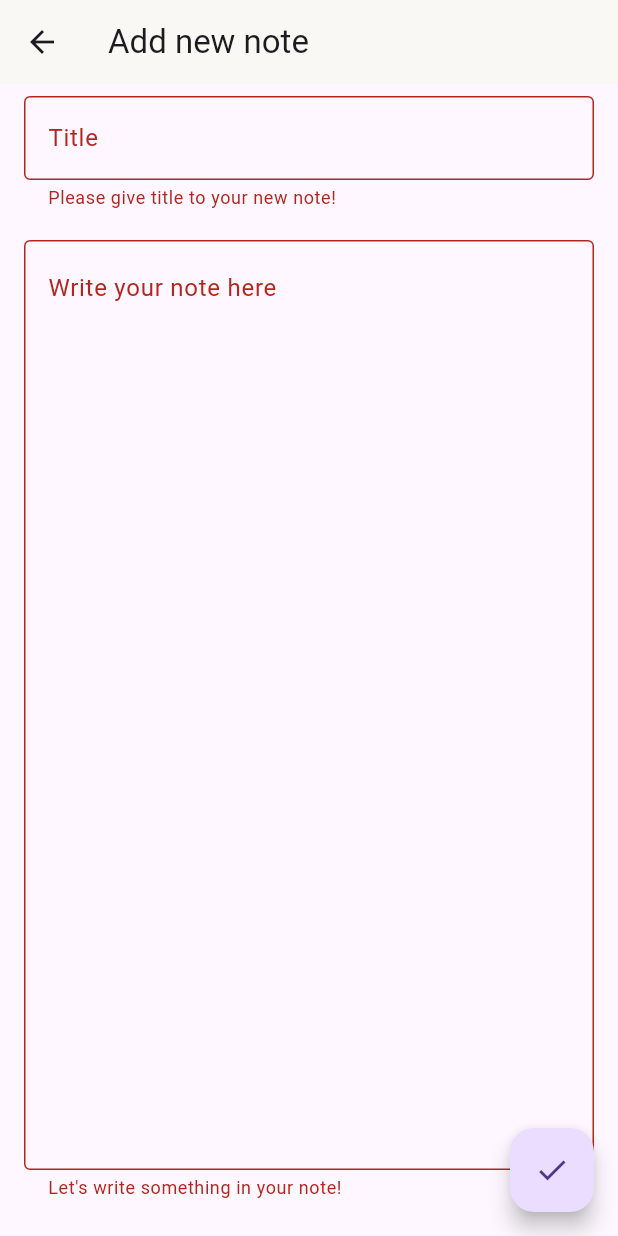
After one commit to GungdeRaka/my-tiny-journal-app, a Flutter app: the AddJournalScreen screen opened directly, after a tap on the "check" icon, on a phone screen of 412 x 824 dp. The commit adds this screen. Run offline on Flutter 3.47's test engine with Material 3 defaults, Android fonts, the phone set to English and light mode, and no system bars; our stand-ins replace cloud_firestore, equatable, firebase_auth, firebase_core; accounts and stored records are empty; network calls fail.

Commit message:
feat/add-journal-succeed: journal saved at firestore

```diff
--- /dev/null
+++ b/lib/screens/add_journal_screen.dart
@@ -0,0 +1,105 @@
+import 'package:firebase_auth/firebase_auth.dart';
+import 'package:flutter/material.dart';
+import 'package:my_tiny_journal/providers/journal_provider.dart';
+import 'package:provider/provider.dart';
+
+class AddJournalScreen extends StatefulWidget {
+  const AddJournalScreen({super.key});
+
+  @override
+  State<AddJournalScreen> createState() => _AddJournalScreenState();
+}
+
+class _AddJournalScreenState extends State<AddJournalScreen> {
+  final GlobalKey<FormState> _formKey = GlobalKey<FormState>();
+
+  final TextEditingController _titleController = TextEditingController();
+  final TextEditingController _contentController = TextEditingController();
+  @override
+  Widget build(BuildContext context) {
+    return Scaffold(
+      appBar: AppBar(title: const Text("Add new note"), actions: const []),
+      body: Padding(
+        padding: const EdgeInsets.symmetric(horizontal: 16, vertical: 8),
+        child: Form(
+          key: _formKey,
+          child: Column(
+            mainAxisAlignment: MainAxisAlignment.center,
+            children: [
+              TextFormField(
+                controller: _titleController,
+                decoration: InputDecoration(
+                  label: Text("Title"),
+                  border: OutlineInputBorder(),
+                ),
+                validator: (value) {
+                  if (value == null || value.isEmpty) {
+                    return "Please give title to your new note!";
+                  }
+                  return null;
+                },
+              ),
+              const SizedBox(height: 20.0),
+              Expanded(
+                child: TextFormField(
+                  controller: _contentController,
+                  maxLines: null,
+                  minLines: null,
+                  expands: true,
+                  textAlignVertical: TextAlignVertical.top,
+                  decoration: InputDecoration(
+                    label: Text("Write your note here"),
+                    border: OutlineInputBorder(),
+                    alignLabelWithHint: true,
+                  ),
+                  validator: (value) {
+                    if (value == null || value.isEmpty) {
+                      return "Let's write something in your note!";
+                    }
+                    return null;
+                  },
+                ),
+              ),
+              const SizedBox(height: 16.0),
+            ],
+          ),
+        ),
+      ),
+      floatingActionButton: Consumer<JournalProvider>(
+        builder: (context, journalProvider, child) {
+          return FloatingActionButton(
+            child: Icon(Icons.check),
+            onPressed: () async {
+              if (_formKey.currentState!.validate()) {
+                final user = FirebaseAuth.instance.currentUser;
+
+                if (user == null) {
+                  ScaffoldMessenger.of(
+                    context,
+                  ).showSnackBar(SnackBar(content: Text("User not found!")));
+                  return;
+                }
+                final success = await journalProvider.addJournal(
+                  userId: user.uid,
+                  title: _titleController.text,
+                  content: _contentController.text,
+                );
+
+                if (success && context.mounted) {
+                  Navigator.pop(context);
+                  ScaffoldMessenger.of(context).showSnackBar(
+                    SnackBar(content: Text("Succeed to add new journal! ✅")),
+                  );
+                } else if (context.mounted){
+                  ScaffoldMessenger.of(context).showSnackBar(
+                    SnackBar(content: Text(journalProvider.errorMessage ?? "Failed to save new journal!")),
+                  );
+                }
+              }
+            },
+          );
+        },
+      ),
+    );
+  }
+}
--- a/lib/screens/home_screen.dart
+++ b/lib/screens/home_screen.dart
@@ -1,6 +1,8 @@
 import 'package:flutter/material.dart';
 import 'package:my_tiny_journal/providers/auth_provider.dart';
 import 'package:provider/provider.dart';
+
+import 'add_journal_screen.dart';
 
 class HomeScreen extends StatelessWidget {
   const HomeScreen({super.key});
@@ -22,9 +24,9 @@ class HomeScreen extends StatelessWidget {
       body: Center(child: const Column(children: [])),
 
       floatingActionButton: FloatingActionButton(
-        child: const Icon(Icons.note_add_outlined),
+        child: const Icon(Icons.note_alt_rounded),
         onPressed: () {
-          //
+          Navigator.push(context, MaterialPageRoute(builder: (context) => AddJournalScreen()));
         },
       ),
     );
--- a/lib/screens/login_screen.dart
+++ b/lib/screens/login_screen.dart
@@ -1,10 +1,7 @@
-import 'package:firebase_auth/firebase_auth.dart';
 import 'package:flutter/material.dart';
 import 'package:my_tiny_journal/screens/register_screen.dart';
 import 'package:my_tiny_journal/providers/auth_provider.dart';
 import 'package:provider/provider.dart';
-
-import 'home_screen.dart';
 
 class LoginScreen extends StatefulWidget {
   const LoginScreen({super.key});
@@ -16,6 +13,15 @@ class LoginScreen extends StatefulWidget {
 class _LoginScreenState extends State<LoginScreen> {
   final TextEditingController _emailController = TextEditingController();
   final TextEditingController _passwordController = TextEditingController();
+
+  @override
+  void dispose() {
+    _emailController.dispose();
+    _passwordController.dispose();
+
+    super.dispose();
+  }
+
   @override
   Widget build(BuildContext context) {
     return Scaffold(
```
Also changed, not shown: 1 other file.
